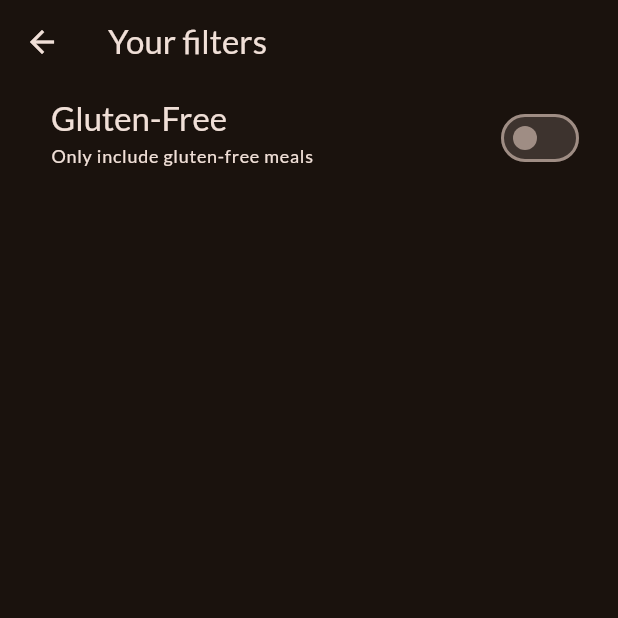
After one commit to Navid-Rahman/Meals-App-Flutter, a Flutter app: the FilterScreen screen opened directly, on a phone screen of 412 x 824 dp, the top half of it. The commit adds this screen. Run offline on Flutter 3.47's test engine with Material 2 defaults, Android fonts, the phone set to English and light mode, and no system bars; our stand-ins replace google_fonts, transparent_image; missing offline and left inert: dart:ffi.

Commit message:
Adding filter item and the App Icon

```diff
--- /dev/null
+++ b/lib/screens/filters.dart
@@ -0,0 +1,50 @@
+import 'package:flutter/material.dart';
+
+class FilterScreen extends StatefulWidget {
+  const FilterScreen({super.key});
+
+  @override
+  State<FilterScreen> createState() => _FilterScreenState();
+}
+
+class _FilterScreenState extends State<FilterScreen> {
+  var _glutenFreeFilteredSet = false;
+
+  @override
+  Widget build(BuildContext context) {
+    return Scaffold(
+      appBar: AppBar(
+        title: const Text('Your filters'),
+      ),
+      body: Column(
+        children: [
+          SwitchListTile(
+            value: _glutenFreeFilteredSet,
+            onChanged: (isChecked) {
+              setState(() {
+                _glutenFreeFilteredSet = isChecked;
+              });
+            },
+            title: Text(
+              'Gluten-Free',
+              style: Theme.of(context).textTheme.titleLarge!.copyWith(
+                    color: Theme.of(context).colorScheme.onBackground,
+                  ),
+            ),
+            subtitle: Text(
+              'Only include gluten-free meals',
+              style: Theme.of(context).textTheme.labelMedium!.copyWith(
+                    color: Theme.of(context).colorScheme.onBackground,
+                  ),
+            ),
+            activeColor: Theme.of(context).colorScheme.tertiary,
+            contentPadding: const EdgeInsets.only(
+              left: 34,
+              right: 22,
+            ),
+          ),
+        ],
+      ),
+    );
+  }
+}
```
Also changed, not shown: lib/screens/tabs.dart (+10 -1 lines), lib/widgets/main_drawer.dart (+13 -3 lines), 5 other files.
